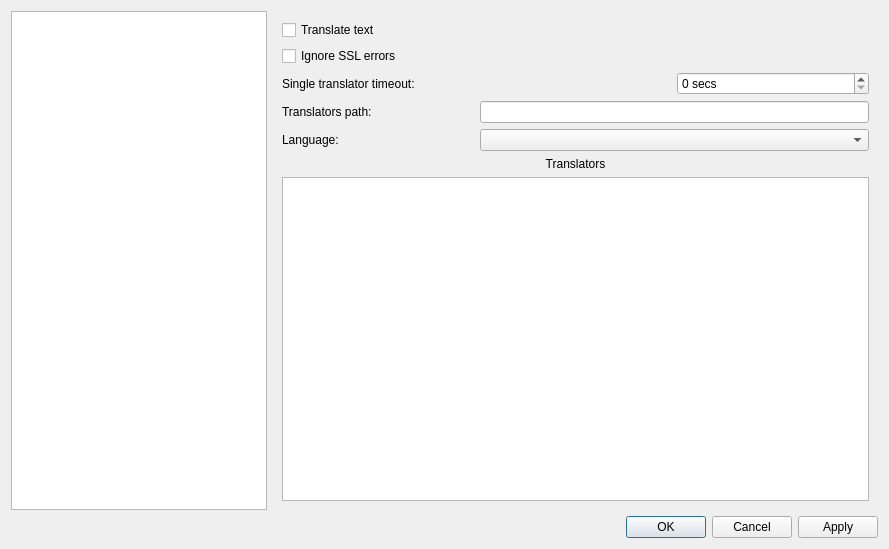
Above: src/settingseditor.ui from OneMoreGres/ScreenTranslator before the change. Below: the same form after it.
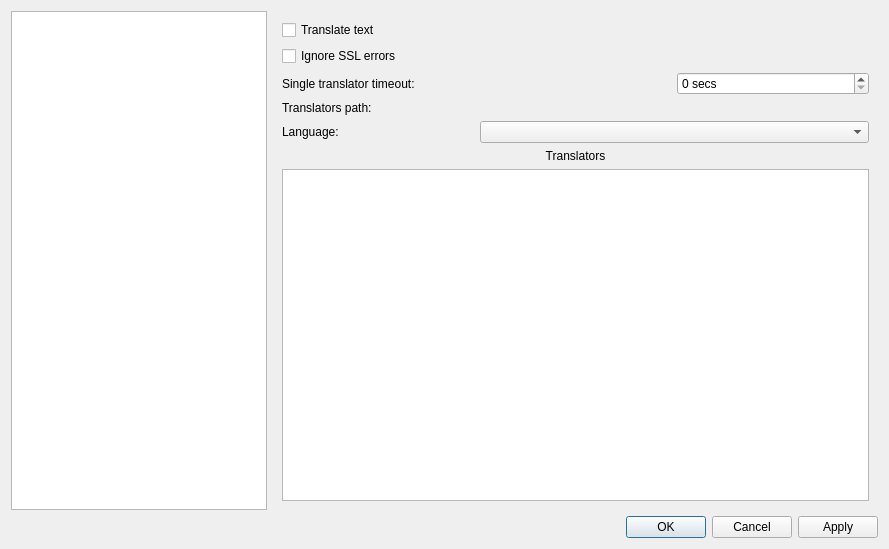
That is the form after the change. The open tabs and pages were chosen to show the change. Custom widgets are drawn as their Qt base class.

Commit message: Change widgets that show paths

```diff
--- a/src/settingseditor.ui
+++ b/src/settingseditor.ui
@@ -362,13 +362,6 @@
          </property>
         </widget>
        </item>
-       <item row="3" column="1" colspan="2">
-        <widget class="QLineEdit" name="translatorsPath">
-         <property name="readOnly">
-          <bool>true</bool>
-         </property>
-        </widget>
-       </item>
        <item row="4" column="0">
         <widget class="QLabel" name="label_6">
          <property name="text">
@@ -392,6 +385,16 @@
          </property>
         </widget>
        </item>
+       <item row="3" column="1" colspan="2">
+        <widget class="QLabel" name="translatorsPath">
+         <property name="text">
+          <string/>
+         </property>
+         <property name="textInteractionFlags">
+          <set>Qt::LinksAccessibleByMouse|Qt::TextSelectableByMouse</set>
+         </property>
+        </widget>
+       </item>
       </layout>
      </widget>
      <widget class="QWidget" name="pageRepresent">
```
Left out of the diff: 9 changed lines with no effect on the pictures.
